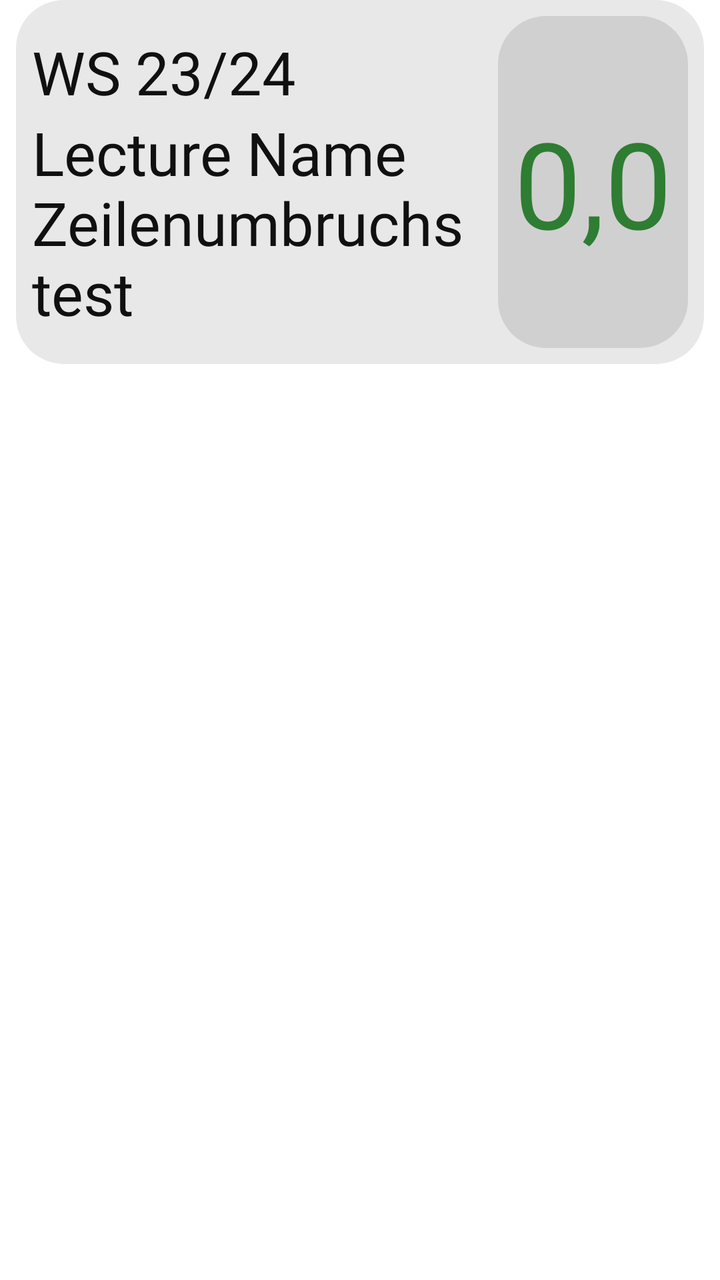
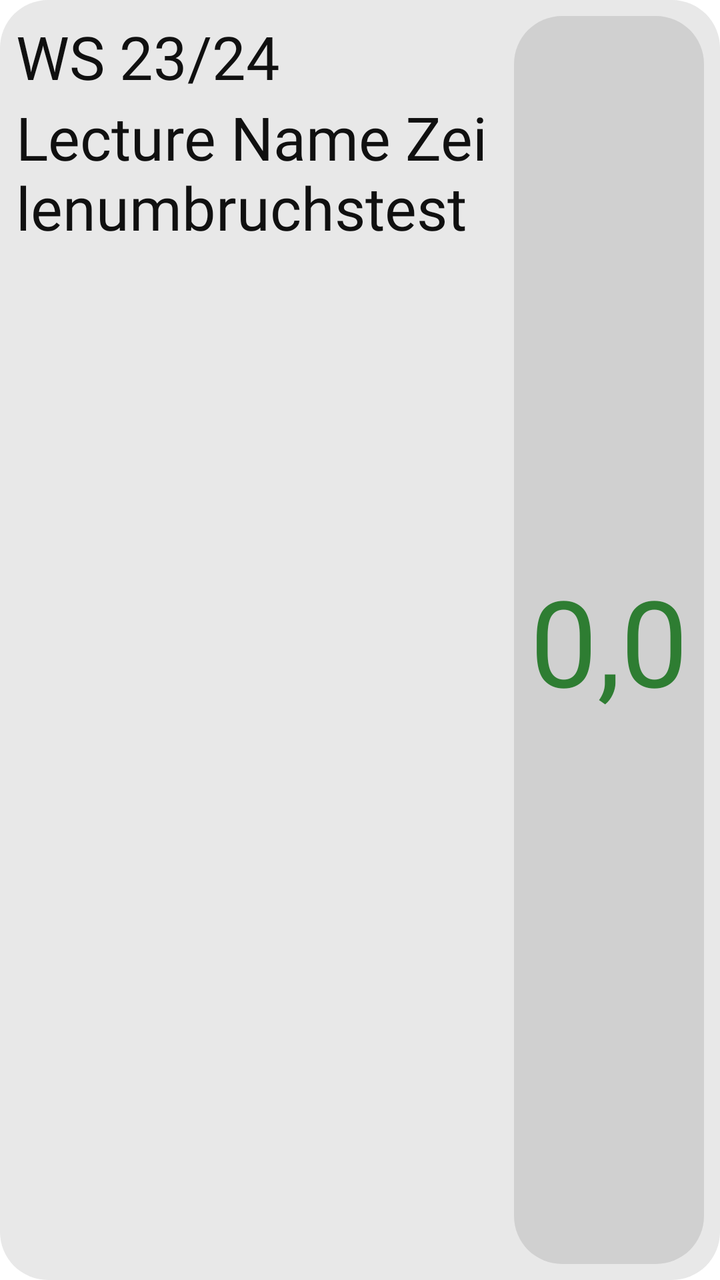

Two renders of the same Android screen: before a commit and after it. Below are the layout's source before the change and the commit's diff.
<!-- AndroidManifest.xml: application theme Theme.RateMyProfessor -->
<!-- res/layout/item_user_rating.xml -->
<?xml version="1.0" encoding="utf-8"?>
<androidx.constraintlayout.widget.ConstraintLayout xmlns:android="http://schemas.android.com/apk/res/android"
    android:layout_width="match_parent"
    android:layout_height="wrap_content"
    xmlns:app="http://schemas.android.com/apk/res-auto">

    <TextView
        android:id="@+id/header_background"
        android:layout_width="0dp"
        android:layout_height="0dp"
        android:layout_marginStart="8dp"
        android:layout_marginTop="-16dp"
        android:layout_marginEnd="8dp"
        android:layout_marginBottom="-16dp"
        android:background="@drawable/rounded_box"
        android:paddingTop="8dp"
        android:paddingBottom="8dp"
        app:layout_constraintBottom_toBottomOf="@+id/lecture_name"
        app:layout_constraintEnd_toEndOf="parent"
        app:layout_constraintStart_toStartOf="parent"
        app:layout_constraintTop_toTopOf="@+id/semester" />

    <TextView
        android:id="@+id/averageRatingGiven"
        android:layout_width="wrap_content"
        android:layout_height="0dp"
        android:layout_marginEnd="8dp"
        android:layout_marginTop="8dp"
        android:layout_marginBottom="8dp"
        android:background="@drawable/rounded_box_light"
        android:fontFamily="@font/inter_bold"
        android:paddingStart="8dp"
        android:paddingEnd="8dp"
        android:text="0,0"
        android:textColor="@color/accent_positive"
        android:textSize="60sp"
        android:gravity="center"
        app:layout_constraintBottom_toBottomOf="@id/header_background"
        app:layout_constraintEnd_toEndOf="@+id/header_background"
        app:layout_constraintTop_toTopOf="@id/header_background" />

    <TextView
        android:id="@+id/semester"
        android:layout_width="0dp"
        android:layout_height="wrap_content"
        android:layout_marginStart="8dp"
        android:layout_marginEnd="8dp"
        android:fontFamily="@font/inter_bold"
        android:text="WS 23/24"
        android:textColor="@color/text_primary"
        android:textSize="30sp"
        app:layout_constraintEnd_toStartOf="@+id/averageRatingGiven"
        app:layout_constraintStart_toStartOf="@+id/header_background"
        app:layout_constraintTop_toTopOf="@+id/averageRatingGiven" />

    <TextView
        android:id="@+id/lecture_name"
        android:layout_width="0dp"
        android:layout_height="wrap_content"
        android:layout_marginStart="8dp"
        android:layout_marginEnd="8dp"
        android:fontFamily="@font/inter_bold"
        android:text="Lecture Name Zeilenumbruchstest"
        android:textColor="@color/text_primary"
        android:textSize="30sp"
        app:layout_constraintEnd_toStartOf="@+id/averageRatingGiven"
        app:layout_constraintStart_toStartOf="@+id/header_background"
        app:layout_constraintTop_toBottomOf="@+id/semester" />
</androidx.constraintlayout.widget.ConstraintLayout>
<!-- resources referenced by this layout -->
<resources>
  <color name="accent_positive">#FF2E7D32</color>
  <color name="text_primary">#FF101010</color>
  <!-- drawable rounded_box (drawable) -->
  <shape xmlns:android="http://schemas.android.com/apk/res/android">
  
      <solid android:color="@color/surface_container"/>
  
      <corners android:radius="24dp"/>
  
  </shape>
  <!-- drawable rounded_box_light (drawable) -->
  <?xml version="1.0" encoding="utf-8"?>
  <shape xmlns:android="http://schemas.android.com/apk/res/android">
  
      <solid android:color="@color/surface_container_high"/>
  
      <corners android:radius="24dp"/>
  
  </shape>
  <style name="Theme.RateMyProfessor" parent="Theme.MaterialComponents.DayNight.NoActionBar">
          
          <item name="colorPrimary">@color/text_primary</item>
          <item name="colorPrimaryVariant">@color/text_primary</item>
          <item name="colorOnPrimary">@color/text_on_inverse</item>
          <item name="colorSecondary">@color/text_primary</item>
          <item name="colorSecondaryVariant">@color/text_primary</item>
          <item name="colorOnSecondary">@color/text_on_inverse</item>
  
          
          <item name="android:windowBackground">@color/surface</item>
          <item name="colorSurface">@color/surface_container</item>
          <item name="colorOnSurface">@color/text_primary</item>
          <item name="colorError">@color/danger</item>
          <item name="colorOnError">@color/text_on_inverse</item>
  
          <item name="android:textColorPrimary">@color/text_primary</item>
          <item name="android:textColorSecondary">@color/text_muted</item>
          <item name="android:textColorHint">@color/text_hint</item>
  
          
          <item name="android:statusBarColor">@android:color/transparent</item>
          <item name="android:navigationBarColor">@android:color/transparent</item>
      </style>
  <color name="surface_container">#FFE8E8E8</color>
  <color name="surface_container_high">#FFD0D0D0</color>
  <color name="text_on_inverse">#FFFFFFFF</color>
  <color name="surface">#FFFFFFFF</color>
  <color name="danger">#FFB3261E</color>
  <color name="text_muted">#FF5F5D5D</color>
  <color name="text_hint">#FF8A8A8A</color>
</resources>

<!-- the commit's change to res/layout/item_user_rating.xml (unified diff, before → after) -->
@@ -2,23 +2,11 @@
 <androidx.constraintlayout.widget.ConstraintLayout xmlns:android="http://schemas.android.com/apk/res/android"
     android:layout_width="match_parent"
     android:layout_height="wrap_content"
+    android:background="@drawable/rounded_box"
+    android:layout_marginBottom="8dp"
     xmlns:app="http://schemas.android.com/apk/res-auto">
 
-    <TextView
-        android:id="@+id/header_background"
-        android:layout_width="0dp"
-        android:layout_height="0dp"
-        android:layout_marginStart="8dp"
-        android:layout_marginTop="-16dp"
-        android:layout_marginEnd="8dp"
-        android:layout_marginBottom="-16dp"
-        android:background="@drawable/rounded_box"
-        android:paddingTop="8dp"
-        android:paddingBottom="8dp"
-        app:layout_constraintBottom_toBottomOf="@+id/lecture_name"
-        app:layout_constraintEnd_toEndOf="parent"
-        app:layout_constraintStart_toStartOf="parent"
-        app:layout_constraintTop_toTopOf="@+id/semester" />
+
 
     <TextView
         android:id="@+id/averageRatingGiven"
@@ -35,9 +23,9 @@
         android:textColor="@color/accent_positive"
         android:textSize="60sp"
         android:gravity="center"
-        app:layout_constraintBottom_toBottomOf="@id/header_background"
-        app:layout_constraintEnd_toEndOf="@+id/header_background"
-        app:layout_constraintTop_toTopOf="@id/header_background" />
+        app:layout_constraintBottom_toBottomOf="parent"
+        app:layout_constraintEnd_toEndOf="parent"
+        app:layout_constraintTop_toTopOf="parent" />
 
     <TextView
         android:id="@+id/semester"
@@ -50,7 +38,7 @@
         android:textColor="@color/text_primary"
         android:textSize="30sp"
         app:layout_constraintEnd_toStartOf="@+id/averageRatingGiven"
-        app:layout_constraintStart_toStartOf="@+id/header_background"
+        app:layout_constraintStart_toStartOf="parent"
         app:layout_constraintTop_toTopOf="@+id/averageRatingGiven" />
 
     <TextView
@@ -64,6 +52,6 @@
         android:textColor="@color/text_primary"
         android:textSize="30sp"
         app:layout_constraintEnd_toStartOf="@+id/averageRatingGiven"
-        app:layout_constraintStart_toStartOf="@+id/header_background"
+        app:layout_constraintStart_toStartOf="parent"
         app:layout_constraintTop_toBottomOf="@+id/semester" />
 </androidx.constraintlayout.widget.ConstraintLayout>
